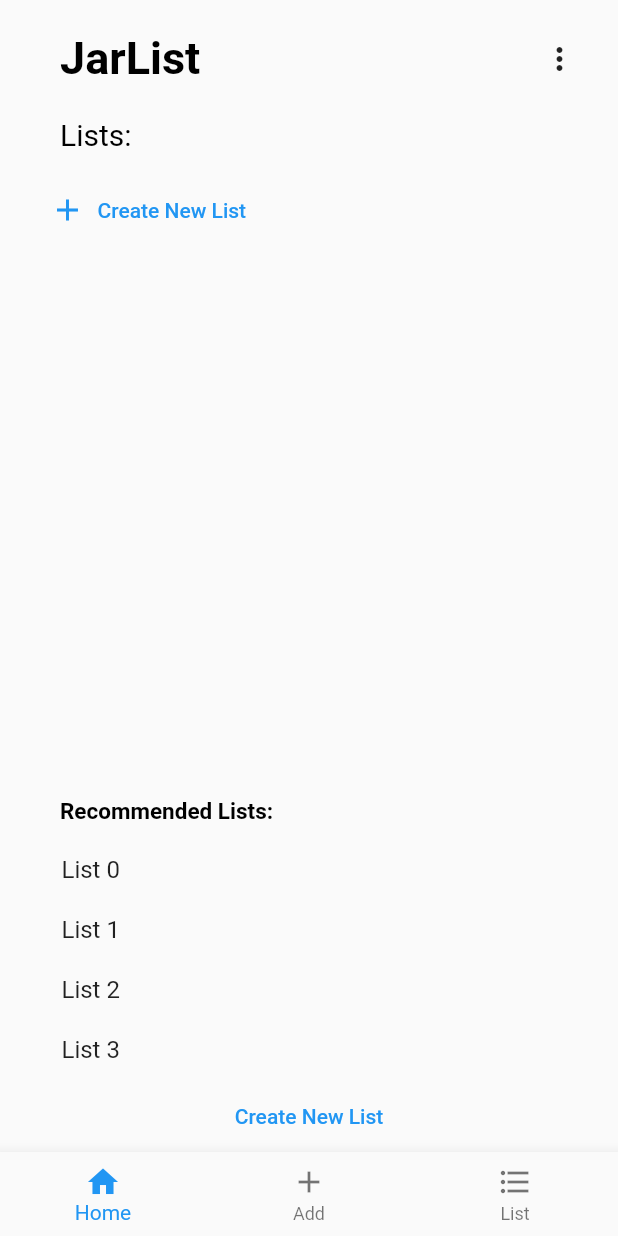
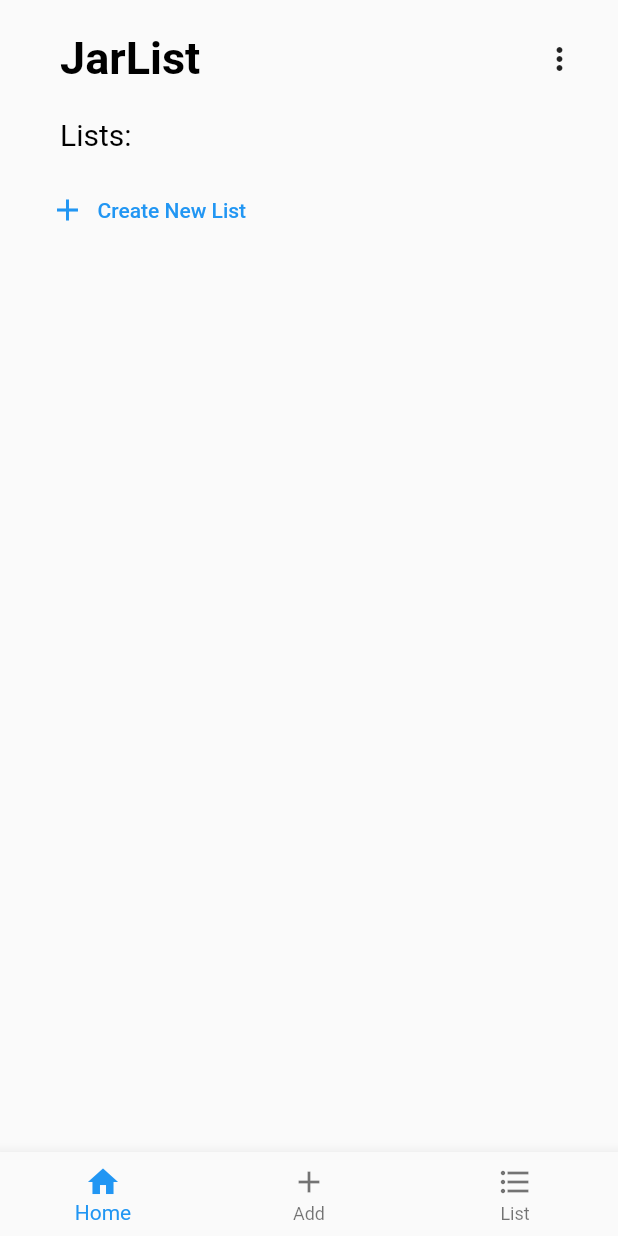
Before and after one commit to jarvissgan/WhereToGo, a Flutter app: the MainScreen screen opened by its route, on a phone screen of 412 x 824 dp. Run offline on Flutter 3.47's test engine with Material 2 defaults, Android fonts, the phone set to English and light mode, and no system bars; our stand-ins replace cloud_firestore, firebase_auth, firebase_core, multi_select_flutter, shared_preferences; accounts and stored records are empty.

Commit message:
very! minor! changes!

```diff
--- a/lib/services/location_service.dart
+++ b/lib/services/location_service.dart
@@ -8,7 +8,7 @@ class LocationService {
   location service uses google places api to extract information
   about a location from user input
   */
-  final String key = 'AIzaSyCalXPvIMk2Vh4ypx4FuDcKPsQQUqLwwAs';
+  final String key = 'NO KEY HAR HAR wont make this mistake again';
 
   Future<String> getPlaceID(String input) async {
     //gets place id of location, to be used in getPlace()
--- a/lib/widgets/home_screen/recommended_list.dart
+++ b/lib/widgets/home_screen/recommended_list.dart
@@ -20,46 +20,46 @@ class _RecommendedListState extends State<RecommendedList> {
     return Flex(
       direction: Axis.vertical,
       children: [
-        Column(children: [
-          //aligns text left while also padding it
-          Container(
-              margin: const EdgeInsets.only(top: 15, bottom: 10),
-            child: const Align(
-              alignment: Alignment.centerLeft,
-              child: Text('Recommended Lists:',
-                  style: TextStyle(
-                      fontSize: 15,
-                      color: Colors.black,
-                      fontWeight: FontWeight.bold)),
-            ),
-            padding: const EdgeInsets.only(left: 40),
-          ),
-          ConstrainedBox(
-            //todo: contrained box that doesn't move when there is a not enough elements in list
-            constraints: BoxConstraints(
-              maxHeight: SizeConfig.blockSizeVertical * 50,
-            ),
-            child: ListView.builder(
-                shrinkWrap: true,
-                scrollDirection: Axis.vertical,
-                physics: const NeverScrollableScrollPhysics(),
-                itemBuilder: (cxt, i) {
-                  return ListTile(
-                    visualDensity:
-                        const VisualDensity(horizontal: -1.0, vertical: -4.0),
-                    title: Container(
-                        child: Text(items[i]),
-                        padding: const EdgeInsets.only(left: 25)),
-                  );
-                },
-                //limits the number of items to display to prevent overflow
-                itemCount: 4),
-          ),
-          TextButton(
-            onPressed: () {}, //TODO: create route
-            child: Text('Create New List'),
-          ),
-        ])
+        // Column(children: [
+        //   //aligns text left while also padding it
+        //   Container(
+        //       margin: const EdgeInsets.only(top: 15, bottom: 10),
+        //     child: const Align(
+        //       alignment: Alignment.centerLeft,
+        //       child: Text('Recommended Lists:',
+        //           style: TextStyle(
+        //               fontSize: 15,
+        //               color: Colors.black,
+        //               fontWeight: FontWeight.bold)),
+        //     ),
+        //     padding: const EdgeInsets.only(left: 40),
+        //   ),
+        //   ConstrainedBox(
+        //     //todo: contrained box that doesn't move when there is a not enough elements in list
+        //     constraints: BoxConstraints(
+        //       maxHeight: SizeConfig.blockSizeVertical * 50,
+        //     ),
+        //     child: ListView.builder(
+        //         shrinkWrap: true,
+        //         scrollDirection: Axis.vertical,
+        //         physics: const NeverScrollableScrollPhysics(),
+        //         itemBuilder: (cxt, i) {
+        //           return ListTile(
+        //             visualDensity:
+        //                 const VisualDensity(horizontal: -1.0, vertical: -4.0),
+        //             title: Container(
+        //                 child: Text(items[i]),
+        //                 padding: const EdgeInsets.only(left: 25)),
+        //           );
+        //         },
+        //         //limits the number of items to display to prevent overflow
+        //         itemCount: 4),
+        //   ),
+        //   TextButton(
+        //     onPressed: () {}, //TODO: create route
+        //     child: Text('Create New List'),
+        //   ),
+        // ])
       ],
     );
   }
```
